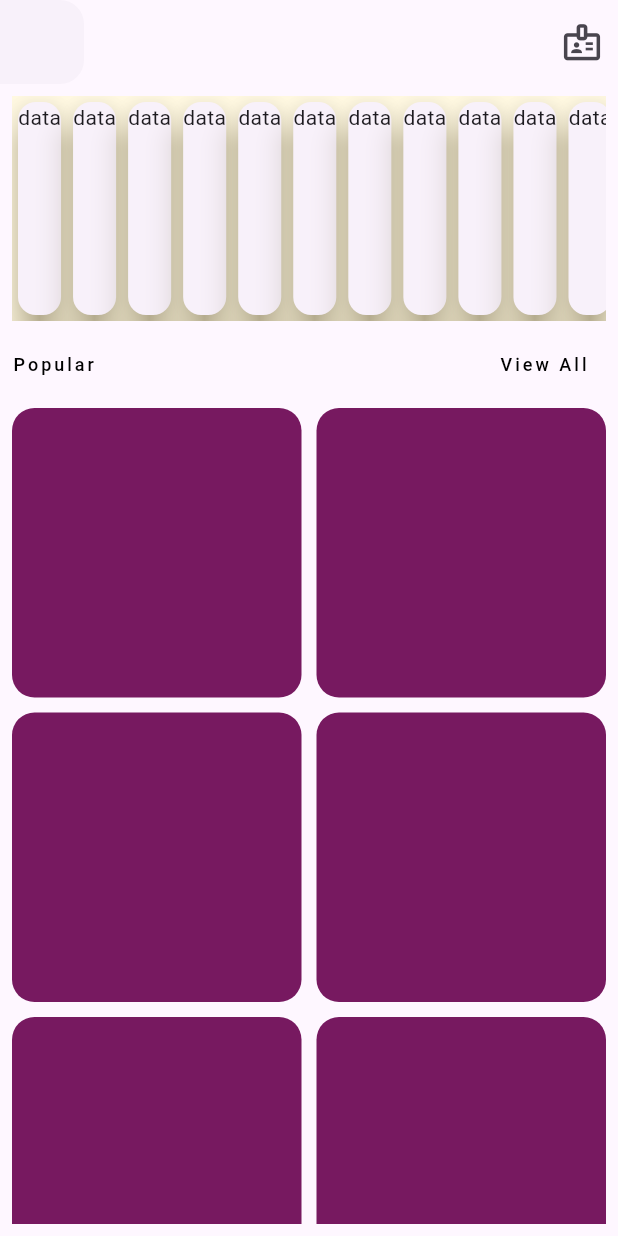
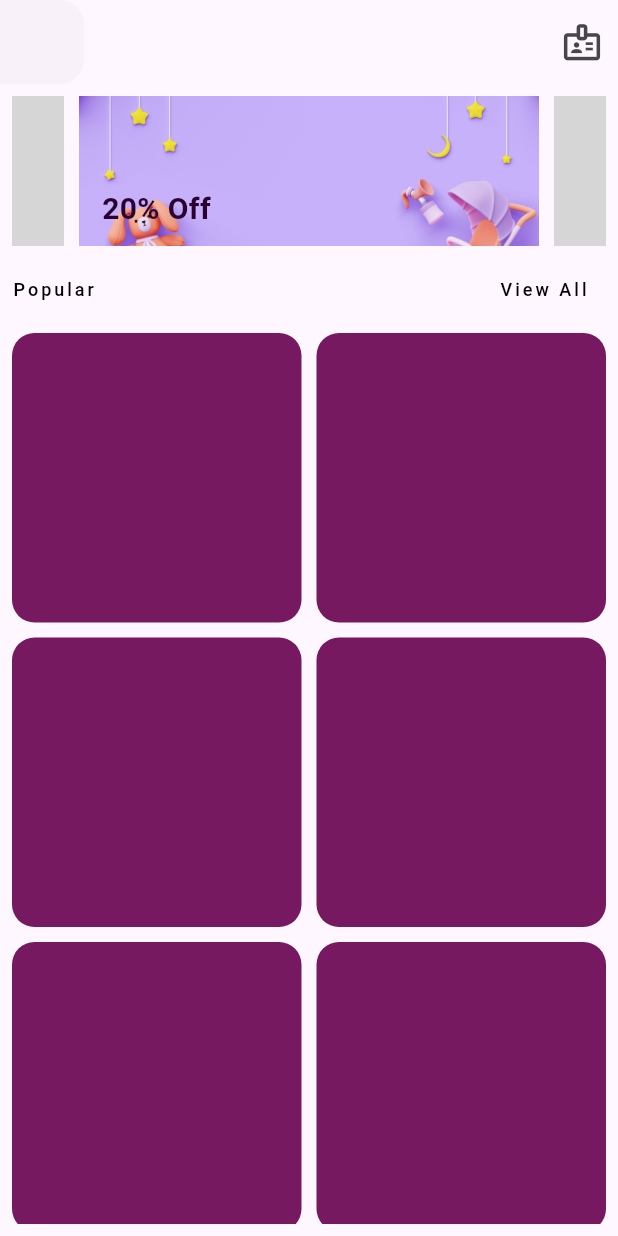
Before and after one commit to Virginia-Nyawira/Toto_Shop_P, a Flutter app: the HomePage screen opened directly, on a phone screen of 412 x 824 dp. Run offline on Flutter 3.47's test engine with Material 2 defaults, Android fonts, the light colour scheme and no system bars; drawn by our look-alikes of carousel_slider; our stand-ins replace flutter_login, font_awesome_flutter; grey boxes are pictures that could not be loaded.

Commit message:
carosel added

```diff
--- a/lib/Home/Presentation/home_view.dart
+++ b/lib/Home/Presentation/home_view.dart
@@ -1,5 +1,6 @@
 import 'package:flutter/material.dart';
 import 'package:toto_shop/Config/Themes/styles.dart';
+import 'package:toto_shop/Widgets/home_carousel.dart';
 
 class HomePage extends StatelessWidget {
   const HomePage({super.key});
@@ -25,19 +26,20 @@ class HomePage extends StatelessWidget {
           // mainAxisAlignment: MainAxisAlignment.spaceAround,
           children: [
             //Carousel goes here
-            Container(
-                color: Colors.amber[50],
-                height: 150,
-                child: ListView.builder(
-                    scrollDirection: Axis.horizontal,
-                    itemCount: 20,
-                    itemBuilder: (context, index) {
-                      return const Card(
-                        shadowColor: Color.fromARGB(255, 114, 89, 9),
-                        elevation: 10,
-                        child: Text("data"),
-                      );
-                    })),
+            carouselView(),
+            // Container(
+            //     color: Colors.amber[50],
+            //     height: 150,
+            //     child: ListView.builder(
+            //         scrollDirection: Axis.horizontal,
+            //         itemCount: 20,
+            //         itemBuilder: (context, index) {
+            //           return const Card(
+            //             shadowColor: Color.fromARGB(255, 114, 89, 9),
+            //             elevation: 10,
+            //             child: Text("data"),
+            //           );
+            //         })),
             const SizedBox(
               height: 5,
             ),
--- /dev/null
+++ b/lib/Widgets/home_carousel.dart
@@ -0,0 +1,58 @@
+import 'package:flutter/material.dart';
+import 'package:carousel_slider/carousel_slider.dart';
+
+
+
+Widget carouselView(){
+ var list = [
+  'images/backg.jpg',
+  'images/girl.jpg',
+  'images/boy.jpg',
+];
+
+  return Container(
+    width: double.infinity, // Set the desired width for the widget
+      height: 100, // Set the desired height for the widget
+      child: Stack(
+        children: [
+          CarouselSlider(
+            options: CarouselOptions(
+              height: 200,
+              enableInfiniteScroll: true,
+              autoPlay: true,
+              // Add any other carousel options you need
+            ),
+            items: list.map((imagePath) {
+              return Builder(
+                builder: (BuildContext context) {
+                  return Container(
+                    width: MediaQuery.of(context).size.width,
+                    margin: EdgeInsets.symmetric(horizontal: 5.0),
+                    child: Image.asset(
+                      imagePath,
+                      fit: BoxFit.cover,
+                    ),
+                  );
+                },
+              );
+            }).toList(),
+          ),
+          const Positioned(
+            bottom: 10,
+            left: 10,
+            child: Padding(
+              padding: EdgeInsets.only(left: 50),
+              child: Text(
+                '20% Off',
+                style: TextStyle(
+                  color: Color.fromARGB(255, 42, 2, 49),
+                  fontSize: 20,
+                  fontWeight: FontWeight.bold,
+                ),
+              ),
+            ),
+          ),
+        ],
+      ),
+  );
+}
```
Also changed, not shown: pubspec.yaml (+4 -3 lines).
